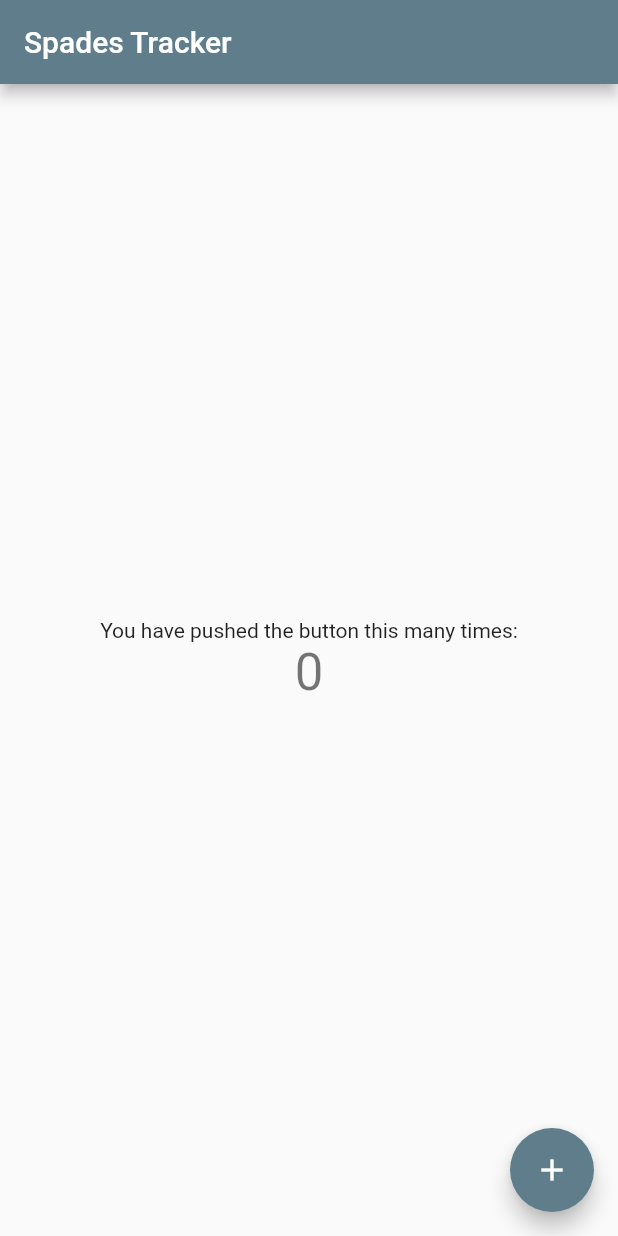
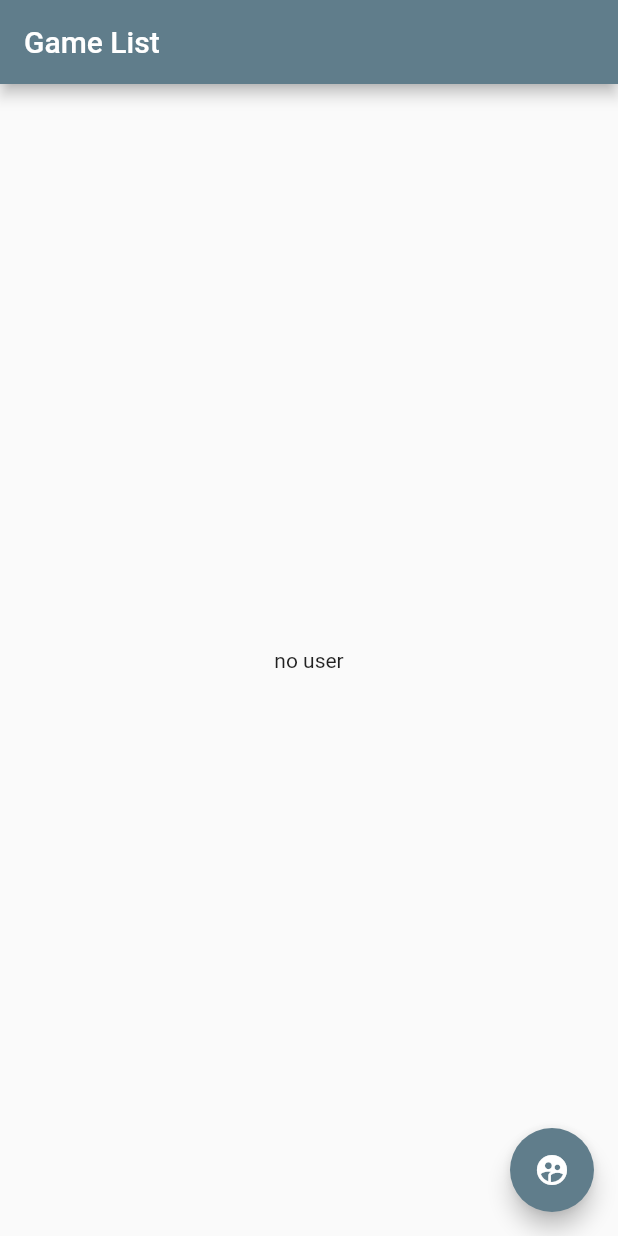
Before and after one commit to upta/spades, a Flutter app: the screen it shows after launch, on a phone screen of 412 x 824 dp. Run offline on Flutter 3.47's test engine with Material 2 defaults, Android fonts, the phone set to English and light mode, and no system bars; our stand-ins replace firebase_auth; accounts and stored records are empty.

Commit message:
Super basic login to test understanding of streambuilder

```diff
--- a/lib/auth/lib/src/firebase_auth_service.dart
+++ b/lib/auth/src/firebase_auth_service.dart
@@ -4,7 +4,9 @@ import 'user.dart';
 class FirebaseAuthService {
   final FirebaseAuth _firebaseAuth = FirebaseAuth.instance;
 
-  Stream<User> get onAuthStateChanged => _firebaseAuth.onAuthStateChanged.map(_userFromFirebase);
+  Stream<User> get onAuthStateChanged {
+    return _firebaseAuth.onAuthStateChanged.map(_userFromFirebase);
+  }
 
   Future<User> signInAnonymously() async {
     final result = await _firebaseAuth.signInAnonymously();
@@ -12,7 +14,7 @@ class FirebaseAuthService {
     return _userFromFirebase(result.user);
   }
 
-  _userFromFirebase(FirebaseUser user) {
+  User _userFromFirebase(FirebaseUser user) {
     if (user == null) {
       return null;
     }
--- a/lib/main.dart
+++ b/lib/main.dart
@@ -5,21 +5,47 @@ import 'package:spades/auth/auth.dart';
 void main() => runApp(App());
 
 class App extends StatelessWidget {
-
   @override
   Widget build(BuildContext context) {
     return MultiProvider(
       providers: [
-        Provider<FirebaseAuthService>(
-          create: (_) => FirebaseAuthService()
-        )
+        Provider<FirebaseAuthService>(create: (_) => FirebaseAuthService())
       ],
       child: MaterialApp(
-        title: 'Flutter Demo',
-        theme: ThemeData(
-          primarySwatch: Colors.blueGrey
-        ),
-        home: MyHomePage(title: 'Spades Tracker'),
+        title: 'Spades Tracker',
+        theme: ThemeData(primarySwatch: Colors.blueGrey),
+        home: GameListPage(),
+      ),
+    );
+  }
+}
+
+class GameListPage extends StatelessWidget {
+  @override
+  Widget build(BuildContext context) {
+    final auth = Provider.of<FirebaseAuthService>(context, listen: false);
+
+    return Scaffold(
+      appBar: AppBar(
+        title: Text("Game List")
+      ),
+      body: Center(
+        child: StreamBuilder(
+          stream: auth.onAuthStateChanged,
+          builder: (BuildContext context, AsyncSnapshot<User> snapshot) {
+            if (snapshot.connectionState == ConnectionState.active)
+            {
+              return Text(snapshot.hasData ? snapshot.data.uid : "no user");
+            }
+
+            return Text("no!");
+          },
+        )
+      ),
+      floatingActionButton: FloatingActionButton(
+        onPressed: auth.signInAnonymously,
+        tooltip: 'Sign In',
+        child: Icon(Icons.supervised_user_circle)
       ),
     );
   }
```
Also changed, not shown: pubspec.yaml (+1 -6 lines), lib/auth/auth.dart (renamed from lib/auth/lib/auth.dart), lib/auth/src/user.dart (renamed from lib/auth/lib/src/user.dart), pubspec.lock, 1 other file.
